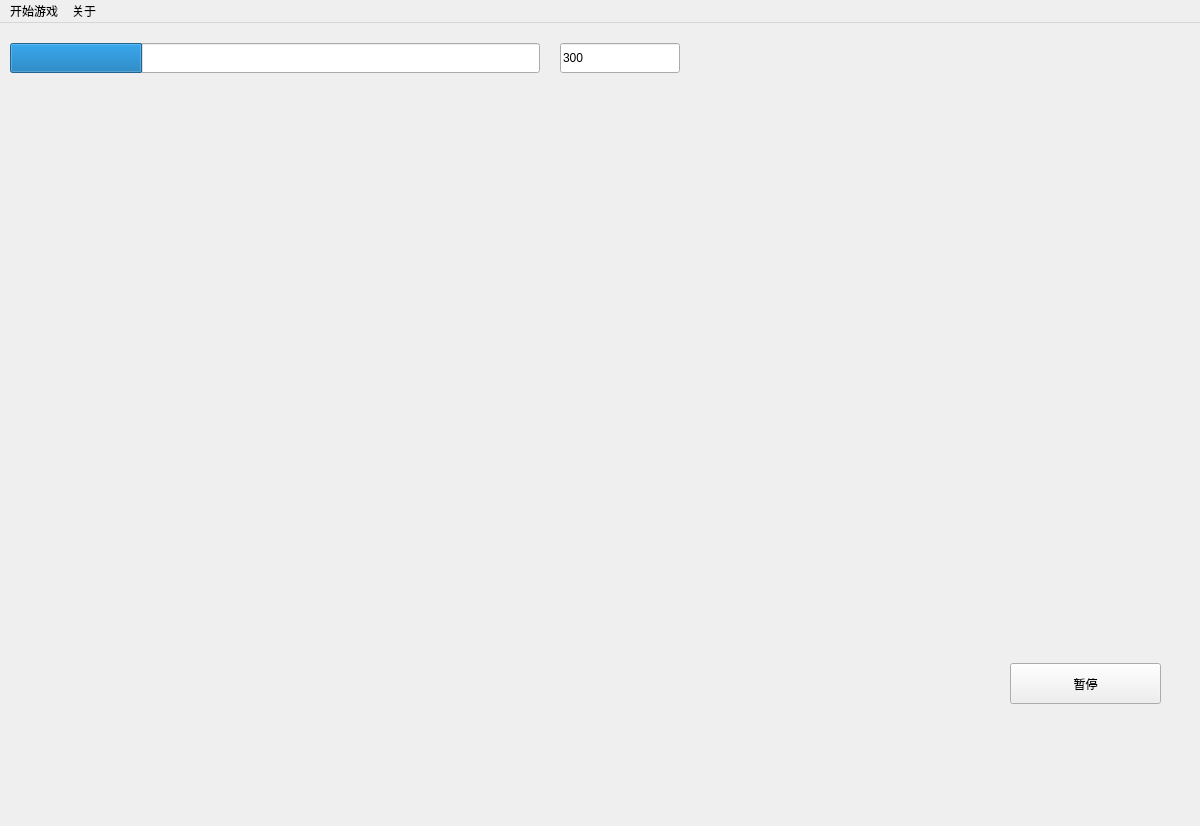
Old version of the form UI.ui in the repository LASTLINEK/BaoShiMiZhen.
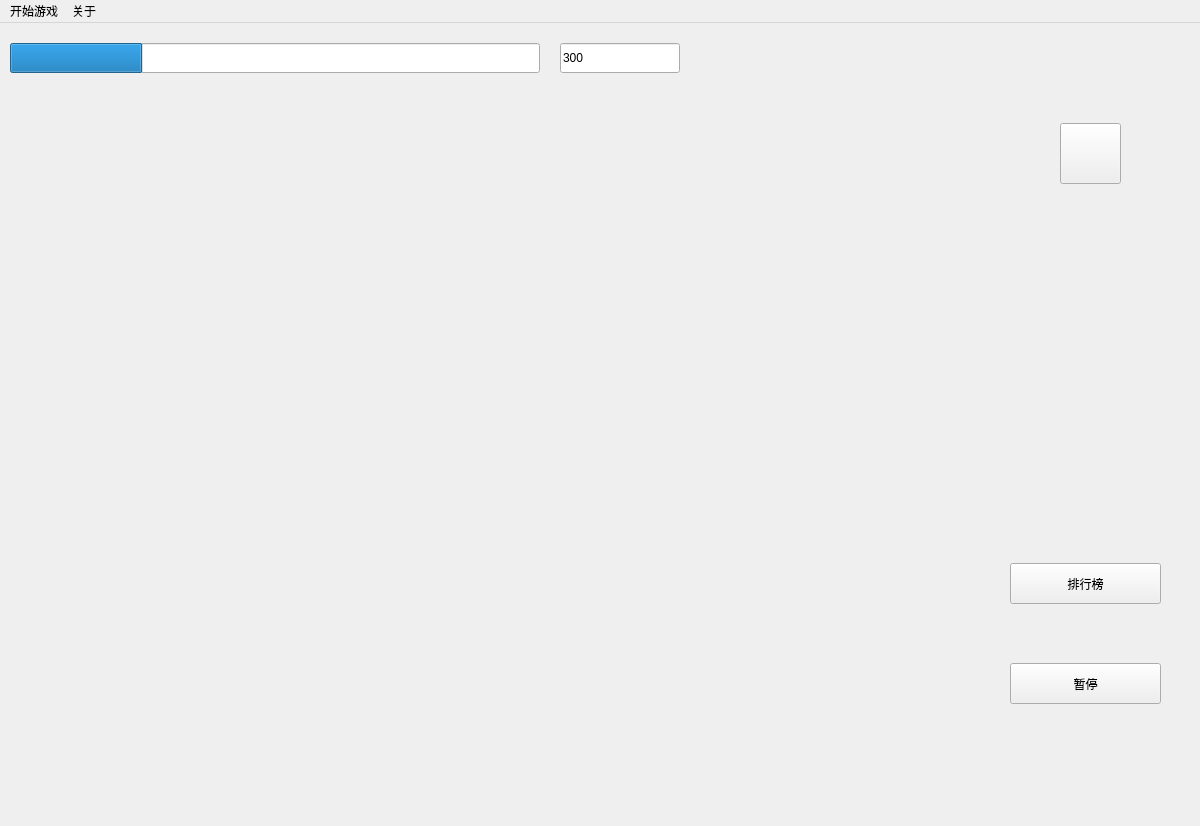
New version of the form. Icons and pictures are not drawn.

What changed in the file:
```diff
--- a/UI.ui
+++ b/UI.ui
@@ -82,6 +82,32 @@
      <string>暂停</string>
     </property>
    </widget>
+   <widget class="QPushButton" name="orderBtn">
+    <property name="geometry">
+     <rect>
+      <x>1010</x>
+      <y>540</y>
+      <width>151</width>
+      <height>41</height>
+     </rect>
+    </property>
+    <property name="text">
+     <string>排行榜</string>
+    </property>
+   </widget>
+   <widget class="QPushButton" name="musicButton">
+    <property name="geometry">
+     <rect>
+      <x>1060</x>
+      <y>100</y>
+      <width>61</width>
+      <height>61</height>
+     </rect>
+    </property>
+    <property name="text">
+     <string/>
+    </property>
+   </widget>
   </widget>
   <widget class="QMenuBar" name="menuBar">
    <property name="geometry">
```
Left out of the diff: 4 changed lines with no effect on the pictures.
